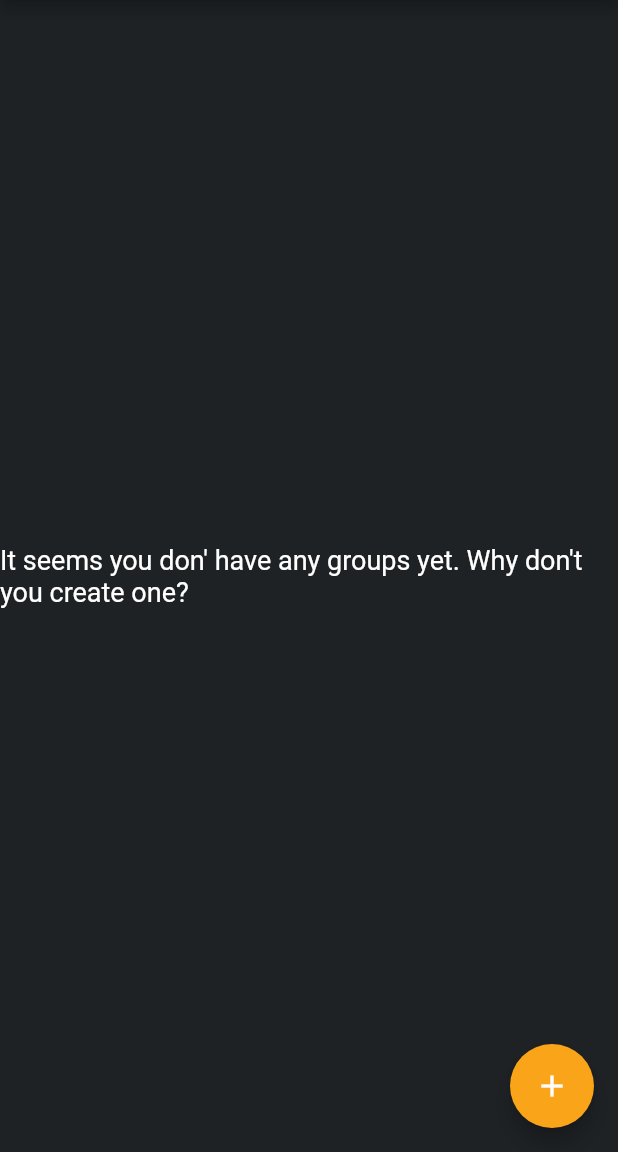
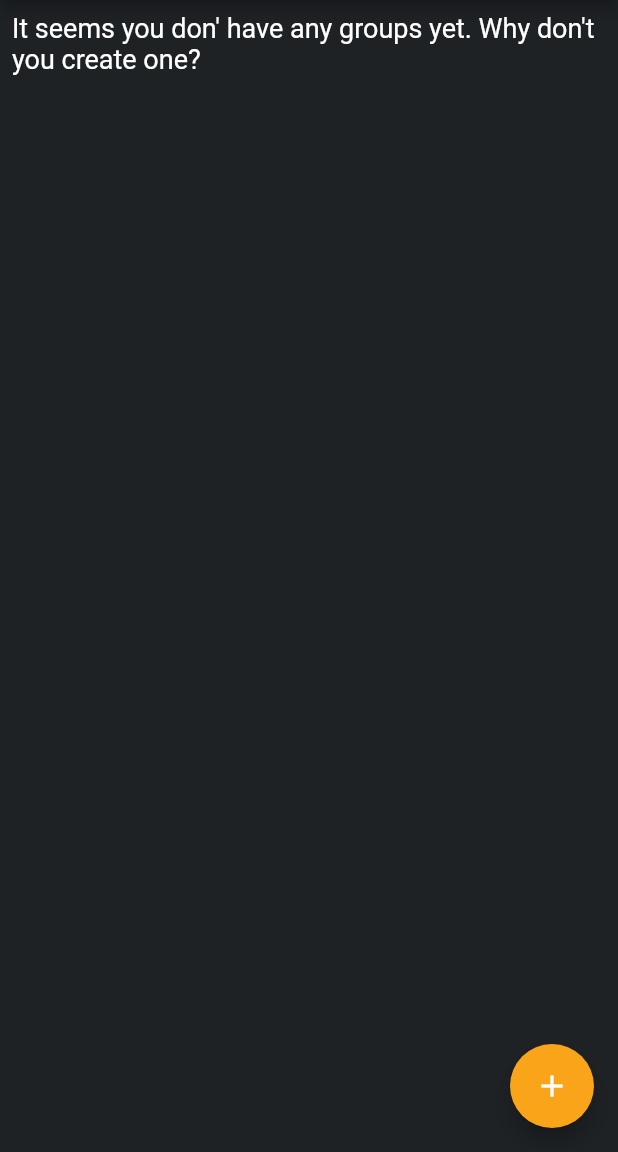
Before and after one commit to satche/tyxit-mobile-app, a Flutter app: the screen it shows after launch, on a phone screen of 412 x 824 dp, the part 84-1236 px from its top. Run offline on Flutter 3.47's test engine with Material 2 defaults, Android fonts, the phone set to English and light mode, and no system bars; our stand-ins replace google_fonts.

Commit message:
Add padding container

```diff
--- a/lib/src/core/constant/style/text_selection.dart
+++ /dev/null
@@ -1,10 +0,0 @@
-import 'package:flutter/material.dart';
-import 'colors.dart';
-
-abstract class TyxitTextSelection {
-  static TextSelectionThemeData buildDark() {
-    return const TextSelectionThemeData(
-      cursorColor: ColorsBase.white,
-    );
-  }
-}
--- a/lib/src/features/groups/widget/groups_page.dart
+++ b/lib/src/features/groups/widget/groups_page.dart
@@ -25,19 +25,18 @@ class _GroupsPageState extends State<GroupsPage> {
           onPressed: () {},
         ),
       ]),
-      body: Center(
-        child: Column(
-          mainAxisAlignment: MainAxisAlignment.center,
-          children: <Widget>[
-            if (database.groups.isEmpty)
+      body: Container(
+          // mainAxisAlignment: MainAxisAlignment.center,
+
+          padding: const EdgeInsets.all(8.0),
+          child:
+              // if (database.groups.isEmpty)
               const Text(
                   "It seems you don' have any groups yet. Why don't you create one?")
-            else ...[
-              for (Group group in database.groups) Text(group.name),
-            ],
-          ],
-        ),
-      ),
+          // else ...[
+          //   for (Group group in database.groups) Text(group.name),
+          // ]
+          ),
       floatingActionButton: FloatingActionButton(
         onPressed: () => Navigator.push(context,
             MaterialPageRoute(builder: (context) => const CreateGroupPage())),
```
